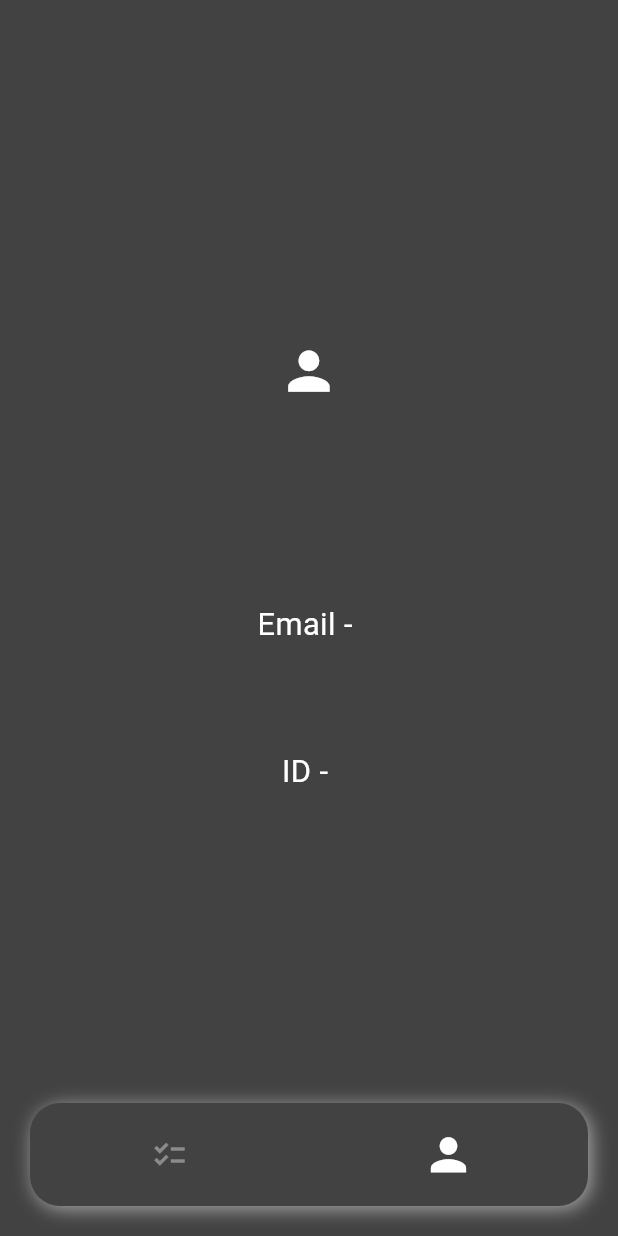
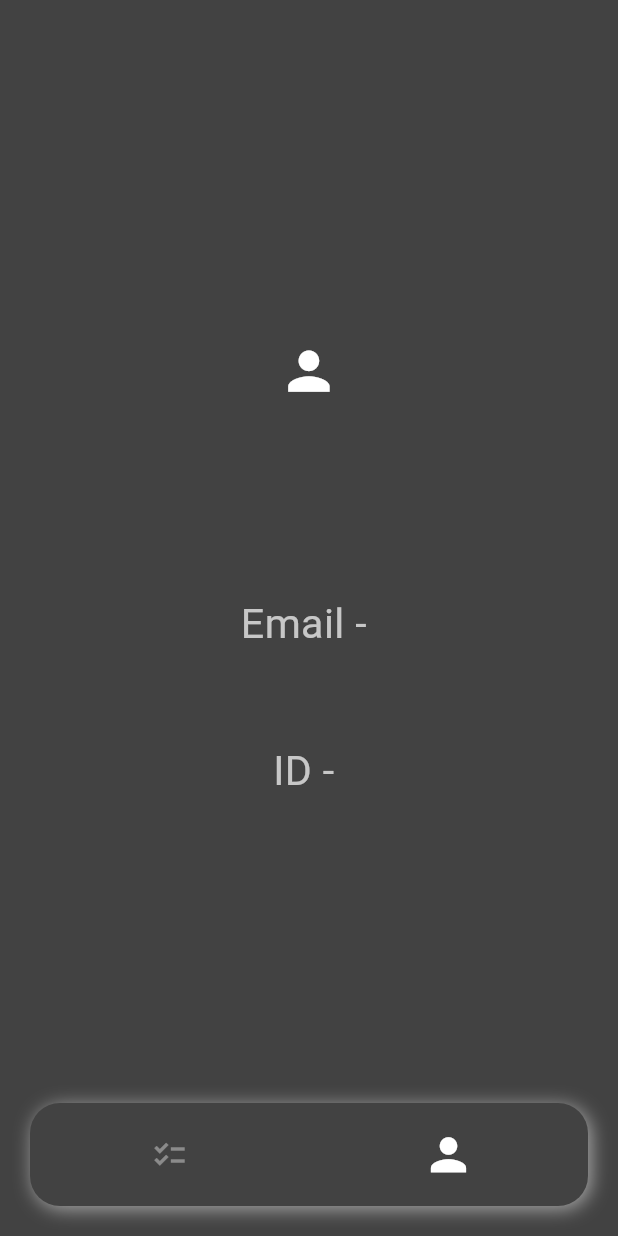
Before and after one commit to Ketan-Goyal/Attendance_marker, a Flutter app: the HomeScreen screen opened directly, after a tap on "Clock In", after a tap on the "checklist" icon, after a tap on the "person" icon, on a phone screen of 412 x 824 dp. Run offline on Flutter 3.47's test engine with Material 2 defaults, Android fonts, the phone set to English and light mode, and no system bars; our stand-ins replace cloud_firestore, firebase_auth, firebase_core, geolocator, shared_preferences, slide_to_act; missing offline and left inert: geolocator_web, haversine_distance; accounts and stored records are empty.

Commit message:
final app

```diff
--- a/lib/screens/home/profile.dart
+++ b/lib/screens/home/profile.dart
@@ -46,8 +46,8 @@ class _Profile_pageState extends State<Profile_page> {
             ),
           ),
           Divider(
-            indent: width / 10,
-            endIndent: width / 10,
+            indent: width / 8,
+            endIndent: width / 8,
             color: Colors.grey.shade800,
           ),
           Container(
@@ -56,13 +56,14 @@ class _Profile_pageState extends State<Profile_page> {
             child: Text(
               "Email - ${UserModel.email}",
               style: TextStyle(
-                fontSize: width / 20,
+                fontSize: height / 30,
+                color: Colors.white70,
               ),
             ),
           ),
           Divider(
-            indent: width / 10,
-            endIndent: width / 10,
+            indent: width / 8,
+            endIndent: width / 8,
             color: Colors.grey.shade800,
           ),
           Container(
@@ -71,13 +72,14 @@ class _Profile_pageState extends State<Profile_page> {
             child: Text(
               "ID - ${UserModel.uid}",
               style: TextStyle(
-                fontSize: width / 20,
+                fontSize: height / 30,
+                color: Colors.white70,
               ),
             ),
           ),
           Divider(
-            indent: width / 10,
-            endIndent: width / 10,
+            indent: width / 8,
+            endIndent: width / 8,
             color: Colors.grey.shade800,
           ),
           Container(
--- a/lib/screens/home/today.dart
+++ b/lib/screens/home/today.dart
@@ -316,7 +316,7 @@ class _TodayScreenState extends State<TodayScreen> {
                   )
                 : Container(
                     alignment: Alignment.center,
-                    margin: EdgeInsets.only(top: height / 10),
+                    margin: EdgeInsets.symmetric(vertical: height / 10),
                     child: Center(
                       child: Text(
                         "You have Checked Out for the Day\nYou have Spent "
```
Also changed, not shown: 1 other file.
